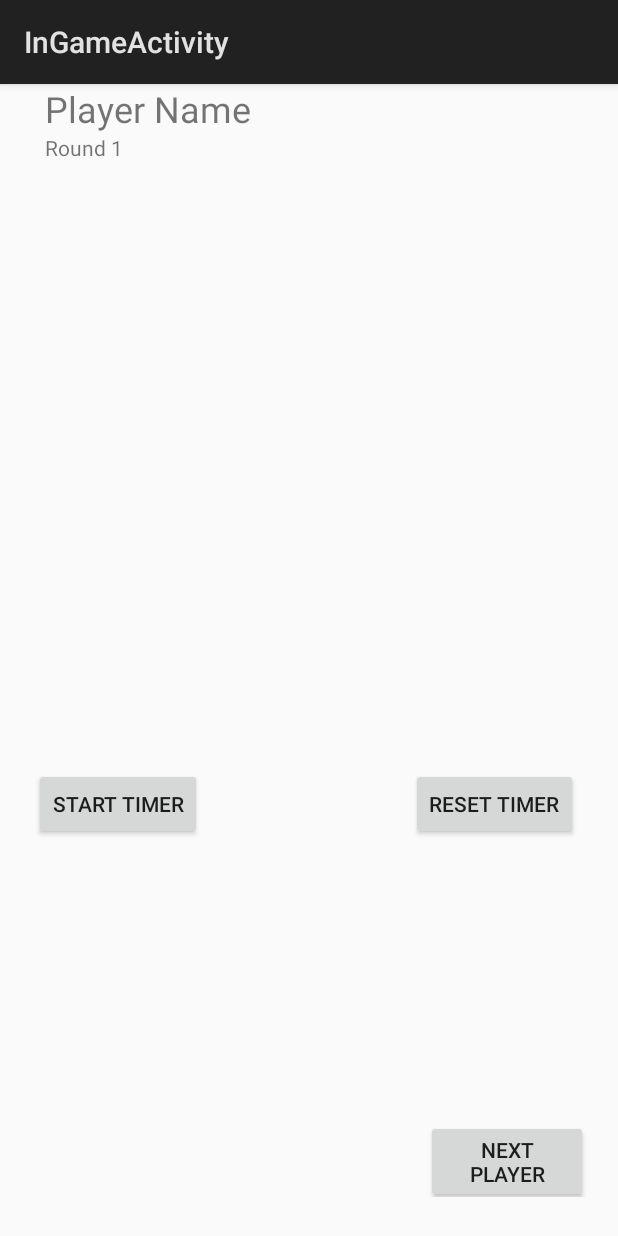
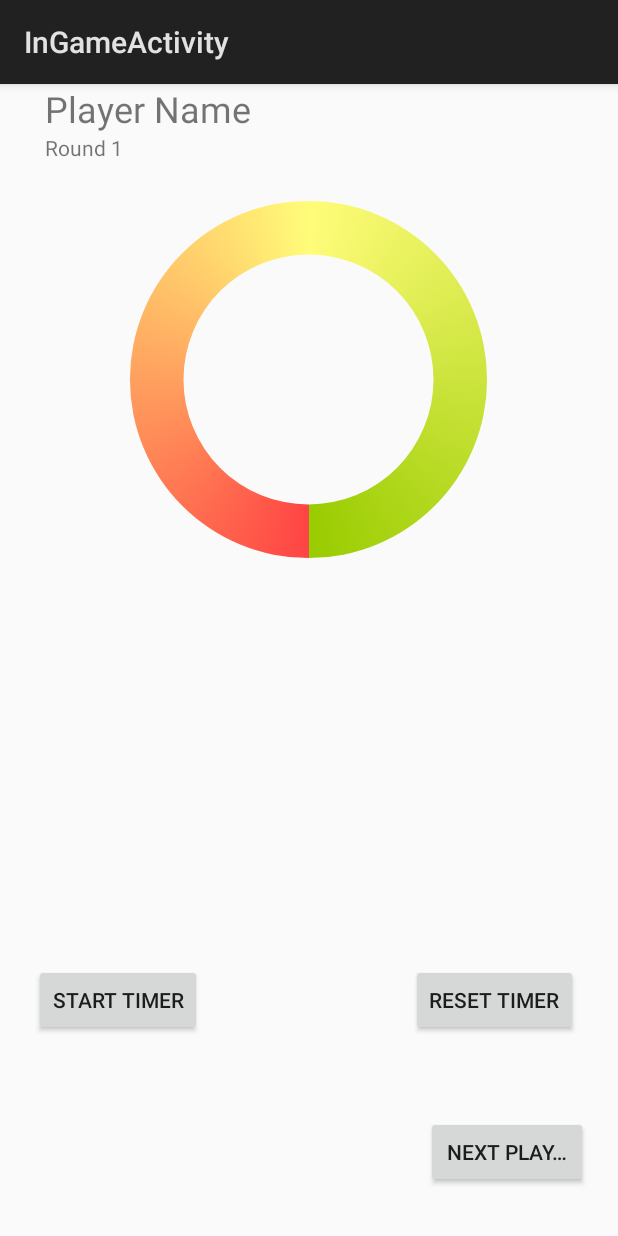
Before and after one commit to hannahhaist/Game_Assistant, an Android app: the InGameActivity screen opened directly, with no data from a screen before it, after a tap on "START TIMER", on a phone screen of 412 x 824 dp. Run offline under Robolectric (Android 15) with nearby library versions, the phone set to English and light mode, and no system bars; 10 statements that could not run were skipped.

Commit message:
bugs fixing circular progress bar for the timer

```diff
--- a/app/src/main/java/com/moco/android/assistant/DiceSettingsActivity.java
+++ b/app/src/main/java/com/moco/android/assistant/DiceSettingsActivity.java
@@ -32,6 +32,7 @@ public class DiceSettingsActivity extends Activity {
         sprType = (Spinner)findViewById(R.id.sprDiceType);
         sprNumber = (Spinner)findViewById(R.id.sprDiceNumber);
         fillSpinner(types, sprType);
+        sprType.setSelection(1);
         fillSpinner(number, sprNumber);
         //get data from Intent
         Intent i = getIntent();
--- a/app/src/main/java/com/moco/android/assistant/InGameActivity.java
+++ b/app/src/main/java/com/moco/android/assistant/InGameActivity.java
@@ -4,13 +4,14 @@ package com.moco.android.assistant;
 import android.content.Intent;
 import android.os.Bundle;
 import android.app.Activity;
+import android.os.CountDownTimer;
 import android.os.Handler;
 import android.os.Message;
+import android.util.Log;
 import android.view.View;
 import android.widget.Button;
 import android.widget.HorizontalScrollView;
-import android.widget.ImageView;
-import android.widget.LinearLayout;
+import android.widget.ProgressBar;
 import android.widget.ScrollView;
 import android.widget.TextView;
 import android.widget.Toast;
@@ -44,6 +45,13 @@ public class InGameActivity extends Activity {
     ArrayList<Integer> currentDiceThrow;
     boolean imageAdded = false;
 
+    Button timerButton;
+    //progressbar for timer
+    ProgressBar progressBar;
+    CountDownTimer pbTimer;
+    Long millisLeft = null;
+    boolean reset;
+
     public InGameActivity() throws ParseException {
     }
 
@@ -57,20 +65,24 @@ public class InGameActivity extends Activity {
         if(tableGame){setContentView(R.layout.activity_table_in_game);
         tableAssistant.drawTable(this);}
         else{
-            if(diceGame){setContentView(R.layout.activity_dice_game);
+            if(diceGame){
+                setContentView(R.layout.activity_dice_game);
                 if(!imageAdded) {
                     da.addImageViews(this);
                     imageAdded = true;
                 }
+            } else {
+                setContentView(R.layout.activity_timer_in_game);
+                progressBar = (ProgressBar) findViewById(R.id.cpbTimer);
+                progressBar.setProgress(Math.round(ta.getMillis()));
             }
-        else
-            setContentView(R.layout.activity_timer_in_game);}
+        }
 
 
         disableUnusedButtons();
         roundNumber = 1;
         currentPlayer = 0;
-       setPlayerAndRound();
+        setPlayerAndRound();
 
 
 
@@ -153,8 +165,7 @@ public class InGameActivity extends Activity {
         /*
         Initiate Timer
          */
-        Button timerButton = (Button) findViewById(R.id.btStartTimer);
-
+        timerButton = (Button) findViewById(R.id.btStartTimer);
         //Define Handler that is attached to the UI thread
         //thread.start();
         if(ta.paused) {
@@ -163,23 +174,60 @@ public class InGameActivity extends Activity {
             gameHandler = new Handler() {
                 @Override
                 public void handleMessage(Message msg) {
-                    String timerMessage = "" + msg.obj;
+                    timerMessage = "" + msg.obj;
                     tvTimer.setText(timerMessage);
                 }
             };
             ta.setGameHandler(gameHandler);
             new Thread(ta).start();
+            if(millisLeft != null){
+                startProgressBar(millisLeft);
+//                Log.d("timer",""+millisLeft);
+            }else {
+                startProgressBar(ta.getMillis());
+            }
         }
         else{
             timerButton.setText("Start Timer");
             ta.pause();
-
+            pbTimer.cancel();
         }
     }
 
+    private void startProgressBar(long millis){
+
+        if(reset == true){
+            millis = ta.getMillis();
+            reset = false;
+        }
+        if(millis == ta.getMillis()) {
+            progressBar.setMax(Math.round(millis / 50));
+        }
+
+        progressBar.setVisibility(View.VISIBLE);
+        pbTimer = new CountDownTimer(millis, 50) {
+            @Override
+            public void onTick(long millisUntilFinished) {
+                millisLeft = millisUntilFinished;
+                //update progress every 100 milliseconds
+                progressBar.setProgress(Math.round(millisUntilFinished / 50));
+            }
+            @Override
+            public void onFinish() {
+                progressBar.setVisibility(View.INVISIBLE);
+            }
+        }.start();
+    }
+
     public void resetTimer(View view){
-       ta.resetTimer();
+        ta.resetTimer();
         tvTimer.setText(ta.getTimer());
+        timerButton.setText("Start Timer");
+        //progressbar
+        pbTimer.cancel();
+        progressBar.setProgress(Math.round(ta.getMillis()));
+        progressBar.setVisibility(View.VISIBLE);
+        reset = true;
     }
 
     private void setGameFeatures(Assistant assistant){
@@ -218,10 +266,8 @@ public class InGameActivity extends Activity {
                     da = new DiceAssistant(assistant.getDice());
                     da.createImageViews(this);
                     break;
-
             }
         }
-
     }
 
     /**
--- /dev/null
+++ b/app/src/main/res/drawable/circular_progressbar.xml
@@ -0,0 +1,18 @@
+<?xml version="1.0" encoding="utf-8"?>
+<selector xmlns:android="http://schemas.android.com/apk/res/android">
+
+        <item android:id="@android:id/progress">
+            <shape
+                android:innerRadiusRatio="3"
+                android:shape="ring"
+                android:thicknessRatio="7.0"
+                android:useLevel="true">
+                <gradient
+                    android:startColor="#ff4444"
+                    android:endColor= "@android:color/holo_green_light"
+                    android:centerColor="#fffc79"
+                    android:type="sweep" />
+            </shape>
+        </item>
+
+</selector>
--- a/app/src/main/res/layout/activity_timer_in_game.xml
+++ b/app/src/main/res/layout/activity_timer_in_game.xml
@@ -19,79 +19,81 @@
 
 
     </LinearLayout>
-    <RelativeLayout xmlns:android="http://schemas.android.com/apk/res/android"
-        android:orientation="vertical" android:layout_width="match_parent"
+
+    <RelativeLayout
+        android:layout_width="match_parent"
         android:layout_height="0dp"
-        android:weightSum="1"
-        android:layout_weight="0.71">
+        android:layout_weight="0.93"
+        android:orientation="vertical"
+        android:weightSum="1">
 
 
-        <TextView
-            android:id="@+id/tvTimerOver"
-            android:layout_width="wrap_content"
-            android:layout_height="wrap_content"
-            android:layout_alignParentBottom="true"
-            android:layout_alignStart="@+id/tvTimer"
-            android:layout_marginBottom="65dp"
-            android:clickable="false"
-            android:ems="5"
-            android:focusable="false"
-            android:textAlignment="center"
-            android:textSize="18sp" />
+        <ProgressBar
+            android:id="@+id/cpbTimer"
+            style="?android:attr/progressBarStyleHorizontal"
+            android:layout_width="250dp"
+            android:layout_height="290dp"
+            android:layout_centerHorizontal="true"
+            android:indeterminate="false"
+            android:max="48"
+            android:progress="100"
+            android:progressDrawable="@drawable/circular_progressbar"
+            android:rotation="90" />
 
         <TextView
             android:id="@+id/tvTimer"
             android:layout_width="wrap_content"
             android:layout_height="wrap_content"
-            android:layout_alignParentTop="true"
-            android:layout_centerHorizontal="true"
-            android:layout_marginTop="65dp"
             android:clickable="false"
             android:ems="5"
             android:focusable="false"
             android:textAlignment="center"
-            android:textSize="18sp" />
+            android:textSize="18sp"
+            android:layout_alignParentTop="true"
+            android:layout_centerHorizontal="true"
+            android:layout_marginTop="130dp" />
     </RelativeLayout>
 
 
     <RelativeLayout
 
+        android:id="@+id/RelativeLayout3"
         android:layout_width="match_parent"
         android:layout_height="wrap_content"
+        android:layout_weight="0.02"
+        android:orientation="vertical"
         android:padding="5dp"
-        android:orientation="vertical"
-        android:weightSum="1"
-        android:id="@+id/RelativeLayout3">
+        android:weightSum="1">
 
         <Button
             android:id="@+id/btStartTimer"
             android:layout_width="wrap_content"
             android:layout_height="wrap_content"
-            android:text="@string/btStartTimer_str"
+            android:layout_alignParentStart="true"
+            android:layout_alignParentTop="true"
             android:layout_marginStart="17dp"
-            android:layout_alignParentTop="true"
-            android:layout_alignParentStart="true"
-            android:onClick="startTimer"/>
+            android:onClick="startTimer"
+            android:text="@string/btStartTimer_str" />
 
 
         <Button
             android:id="@+id/btResetTimer"
             android:layout_width="wrap_content"
             android:layout_height="wrap_content"
-        android:text="@string/btResetTimer_str"
+            android:layout_alignParentEnd="true"
             android:layout_alignParentTop="true"
-        android:layout_alignParentEnd="true"
             android:layout_marginEnd="21dp"
-        android:onClick="resetTimer"/>
+            android:onClick="resetTimer"
+            android:text="@string/btResetTimer_str" />
     </RelativeLayout>
 
-    <LinearLayout xmlns:android="http://schemas.android.com/apk/res/android"
-        android:orientation="horizontal"
+    <LinearLayout
         android:layout_width="match_parent"
         android:layout_height="wrap_content"
+        android:layout_margin="20dp"
+        android:layout_weight="0.03"
         android:gravity="bottom"
-        android:layout_margin="20dp"
-        android:layout_weight="0.28">
+        android:orientation="horizontal">
 
         <include
             layout="@layout/ingame_layout_buttons"
--- a/app/src/main/res/layout/ingame_layout_buttons.xml
+++ b/app/src/main/res/layout/ingame_layout_buttons.xml
@@ -36,6 +36,7 @@
         android:layout_height="wrap_content"
         android:text="@string/btNextPlayer_str"
         android:onClick="nextPlayer"
+        android:singleLine="true"
         />
 
 
--- a/app/src/main/res/values/strings.xml
+++ b/app/src/main/res/values/strings.xml
@@ -12,7 +12,7 @@
     <string name="btnContinueFeaturesCustom_str">continue</string>
 
     <string name="tvDiceSettings_str">dice settings</string>
-    <string name="tvDiceType_str">type</string>
+    <string name="tvDiceType_str">sides</string>
     <string name="tvDiceNumber_str">number</string>
     <string name="btnContinueDiceSettings_str">continue</string>
 
```
Also changed, not shown: app/src/main/java/com/moco/android/assistant/TimerAssistant.java (+5 -2 lines), app/src/main/res/layout/timer_settings.xml (+10 -7 lines). Lines whose indentation alone changed are shown as unchanged.
